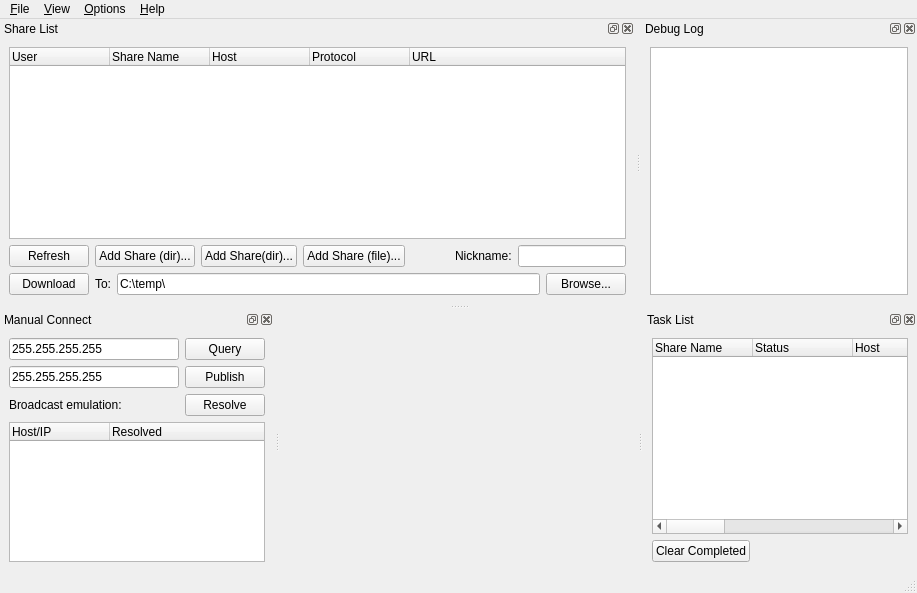
This is src/qt-gui/MainWindow.ui in MrHacky/uftt as Qt 5 draws it before an edit. The edited form follows.
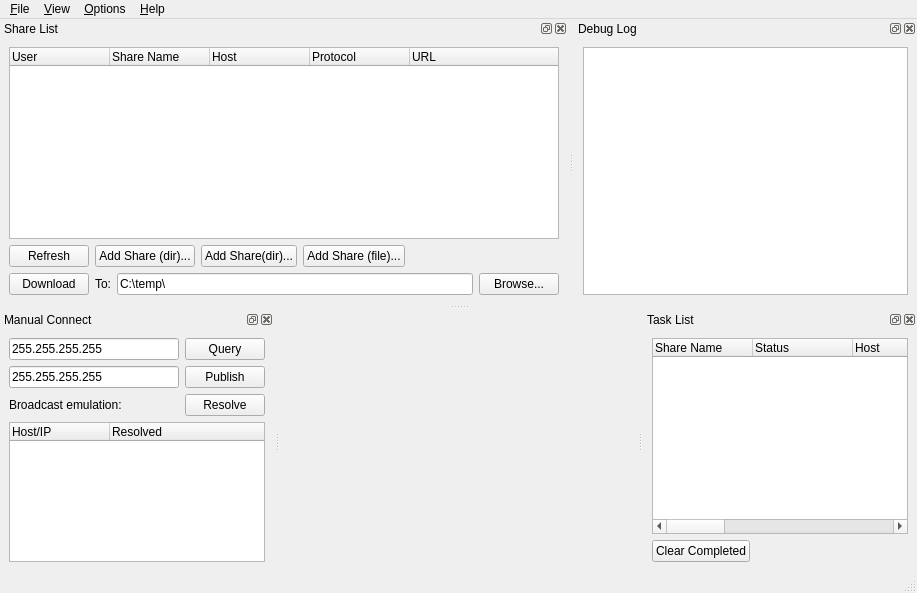
This is the edited form. Icons and pictures are not drawn. Custom widgets are drawn as their Qt base class.

Commit message: Add Qt settings dialog to replace the settings scattered across the gui.

```diff
--- a/src/qt-gui/MainWindow.ui
+++ b/src/qt-gui/MainWindow.ui
@@ -182,16 +182,6 @@
          </property>
         </spacer>
        </item>
-       <item>
-        <widget class="QLabel" name="lblNickName">
-         <property name="text">
-          <string>Nickname:</string>
-         </property>
-        </widget>
-       </item>
-       <item>
-        <widget class="QLineEdit" name="editNickName"/>
-       </item>
       </layout>
      </item>
      <item>
```
Left out of the diff: 92 changed lines with no effect on the pictures. The commit also changes 6 other files.
